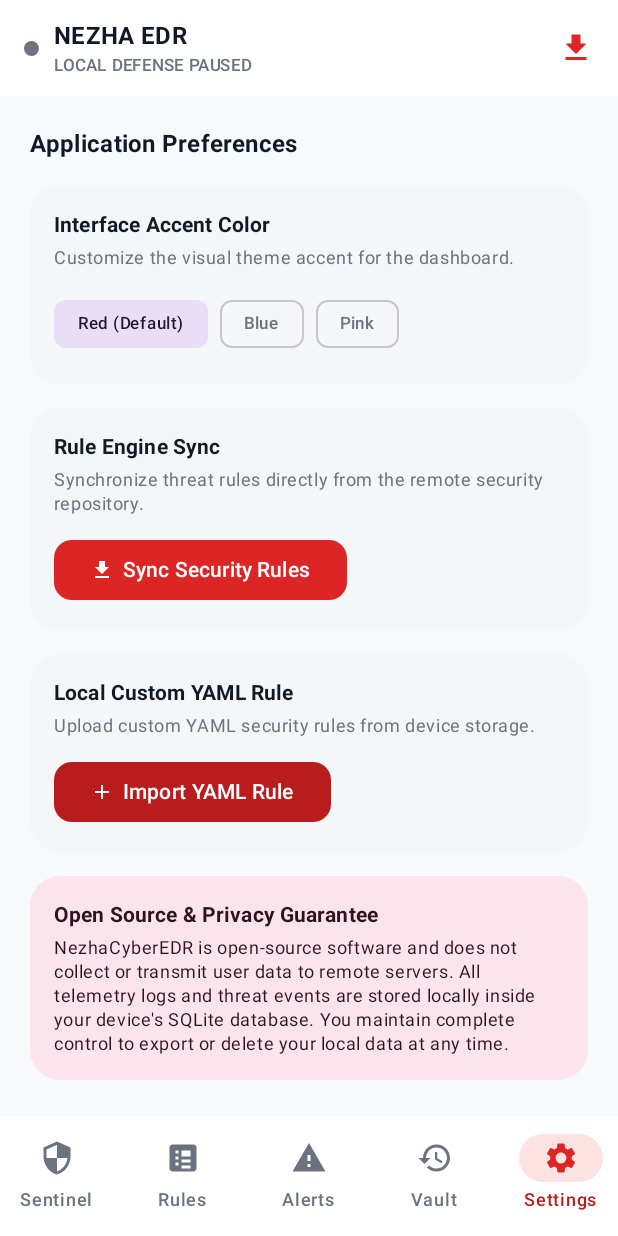
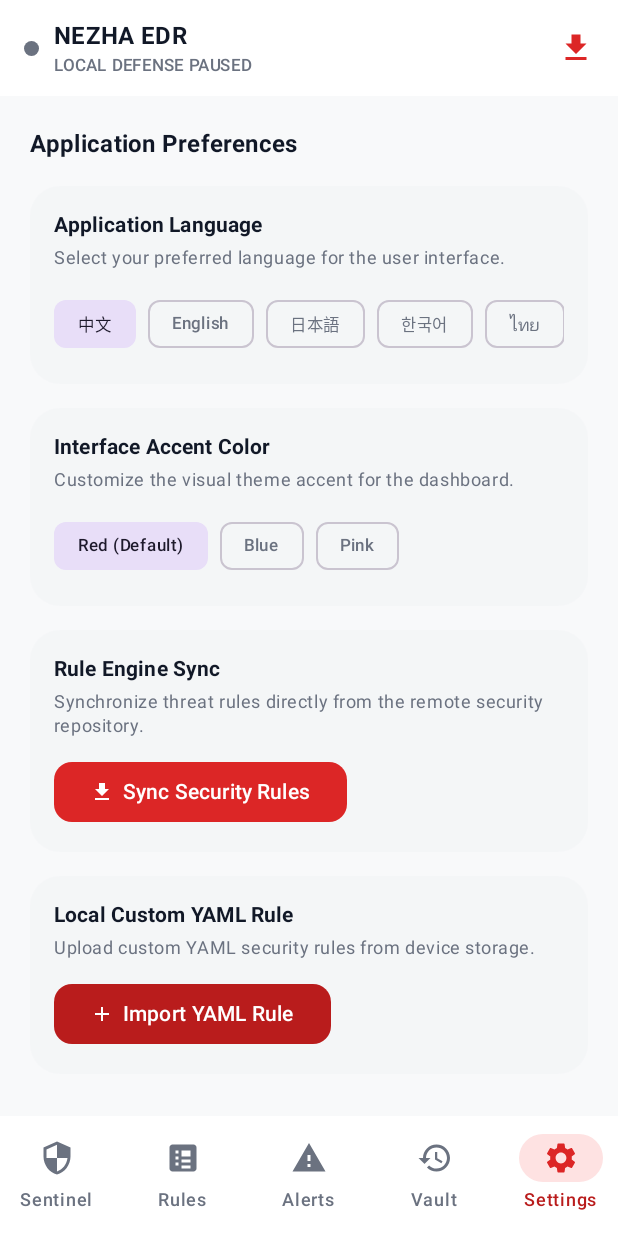
Before and after one commit to ctkqiang/NezhaEDRAndroid, an Android app built with Jetpack Compose: the screen it shows after launch (MainActivity), item 5 of the bottom bar chosen, on a phone screen of 412 x 824 dp. Run offline under Robolectric (Android 15) with nearby library versions, the phone set to English and light mode, and no system bars.

Commit message:
feat(settings): add in-app multi-language selector for Chinese, English, Japanese, Korean, and Thai

```diff
--- a/app/src/main/java/xin/ctkqiang/nezhaedr/ui/main/MainScreen.kt
+++ b/app/src/main/java/xin/ctkqiang/nezhaedr/ui/main/MainScreen.kt
@@ -209,6 +209,10 @@ fun MainScreen(
                 haptic.performHapticFeedback(HapticFeedbackType.TextHandleMove)
                 viewModel.setAppTheme(theme)
             },
+            onSelectLanguage = { langCode ->
+                haptic.performHapticFeedback(HapticFeedbackType.TextHandleMove)
+                viewModel.setAppLanguage(context, langCode)
+            },
             onClearData = {
                 haptic.performHapticFeedback(HapticFeedbackType.LongPress)
                 viewModel.clearLocalTelemetryData()
@@ -275,6 +279,7 @@ fun MainScreenContent(
     onSyncSelectedRules: () -> Unit = {},
     onImportRuleClick: () -> Unit = {},
     onSelectTheme: (AppThemeMode) -> Unit = {},
+    onSelectLanguage: (String) -> Unit = {},
     onClearData: () -> Unit = {},
     onExportYaml: () -> Unit = {},
     onExportCsv: () -> Unit = {},
@@ -447,6 +452,7 @@ fun MainScreenContent(
                     4 -> SettingsTabContent(
                         uiState = uiState,
                         onSelectTheme = onSelectTheme,
+                        onSelectLanguage = onSelectLanguage,
                         onOpenSyncPicker = onOpenSyncPicker,
                         onImportRuleClick = onImportRuleClick
                     )
@@ -666,6 +672,7 @@ fun SyncRulesPickerDialog(
 fun SettingsTabContent(
     uiState: MainUiState,
     onSelectTheme: (AppThemeMode) -> Unit,
+    onSelectLanguage: (String) -> Unit,
     onOpenSyncPicker: () -> Unit,
     onImportRuleClick: () -> Unit
 ) {
@@ -683,6 +690,48 @@ fun SettingsTabContent(
             style = MaterialTheme.typography.titleMedium,
             fontWeight = FontWeight.Bold
         )
+
+        // Language Selector Card
+        Card(
+            shape = RoundedCornerShape(20.dp),
+            colors = CardDefaults.cardColors(containerColor = MaterialTheme.colorScheme.surfaceVariant.copy(alpha = 0.5f)),
+            modifier = Modifier.fillMaxWidth()
+        ) {
+            Column(modifier = Modifier.padding(16.dp)) {
+                Text(
+                    text = stringResource(id = R.string.settings_language_title),
+                    style = MaterialTheme.typography.titleSmall,
+                    fontWeight = FontWeight.Bold
+                )
+                Spacer(modifier = Modifier.height(4.dp))
+                Text(
+                    text = stringResource(id = R.string.settings_language_desc),
+                    style = MaterialTheme.typography.bodySmall,
+                    color = MaterialTheme.colorScheme.onSurfaceVariant
+                )
+                Spacer(modifier = Modifier.height(12.dp))
+                LazyRow(horizontalArrangement = Arrangement.spacedBy(8.dp)) {
+                    items(
+                        listOf(
+                            "zh" to "中文",
+                            "en" to "English",
+                            "ja" to "日本語",
+                            "ko" to "한국어",
+                            "th" to "ไทย"
+                        )
+                    ) { (code, label) ->
+                        FilterChip(
+                            selected = uiState.appLanguageCode == code,
+                            onClick = {
+                                haptic.performHapticFeedback(HapticFeedbackType.TextHandleMove)
+                                onSelectLanguage(code)
+                            },
+                            label = { Text(label, style = MaterialTheme.typography.labelSmall) }
+                        )
+                    }
+                }
+            }
+        }
 
         // Theme Switcher Card
         Card(
--- a/app/src/main/java/xin/ctkqiang/nezhaedr/ui/main/MainUiState.kt
+++ b/app/src/main/java/xin/ctkqiang/nezhaedr/ui/main/MainUiState.kt
@@ -21,6 +21,7 @@ data class MainUiState(
     val availableRemoteCatalog: List<RemoteRuleCatalogItem> = emptyList(),
     val selectedRemoteFilesToSync: Set<String> = emptySet(),
     val appTheme: AppThemeMode = AppThemeMode.RED,
+    val appLanguageCode: String = "zh",
     val selectedTab: Int = 0,
     val isLoading: Boolean = false,
     val isSyncingRules: Boolean = false
--- a/app/src/main/java/xin/ctkqiang/nezhaedr/ui/main/MainViewModel.kt
+++ b/app/src/main/java/xin/ctkqiang/nezhaedr/ui/main/MainViewModel.kt
@@ -24,6 +24,7 @@ import xin.ctkqiang.nezhaedr.service.telemetry.NezhaVpnService
 import xin.ctkqiang.nezhaedr.service.telemetry.PackageTelemetryReceiver
 import xin.ctkqiang.nezhaedr.ui.theme.AppThemeMode
 import xin.ctkqiang.nezhaedr.util.EDRLogger
+import xin.ctkqiang.nezhaedr.util.LocaleHelper
 
 class MainViewModel(
     application: Application,
@@ -38,7 +39,8 @@ class MainViewModel(
     private val _uiState = MutableStateFlow(
         MainUiState(
             isLoading = true,
-            appTheme = loadSavedTheme()
+            appTheme = loadSavedTheme(),
+            appLanguageCode = loadSavedLanguage()
         )
     )
     val uiState: StateFlow<MainUiState> = _uiState.asStateFlow()
@@ -65,6 +67,16 @@ class MainViewModel(
         } catch (e: Exception) {
             AppThemeMode.RED
         }
+    }
+
+    fun setAppLanguage(context: Context, languageCode: String) {
+        EDRLogger.i(TAG, "setAppLanguage: Changing app language code to $languageCode")
+        LocaleHelper.applyLanguage(context, languageCode)
+        _uiState.update { it.copy(appLanguageCode = languageCode) }
+    }
+
+    private fun loadSavedLanguage(): String {
+        return LocaleHelper.getSavedLanguage(getApplication())
     }
 
     fun selectTab(tabIndex: Int) {
--- /dev/null
+++ b/app/src/main/java/xin/ctkqiang/nezhaedr/util/LocaleHelper.kt
@@ -0,0 +1,36 @@
+package xin.ctkqiang.nezhaedr.util
+
+import android.content.Context
+import android.content.res.Configuration
+import java.util.Locale
+
+object LocaleHelper {
+
+    private const val PREFS_NAME = "nezha_edr_prefs"
+    private const val KEY_LANGUAGE = "app_language_code"
+
+    fun getSavedLanguage(context: Context): String {
+        val prefs = context.getSharedPreferences(PREFS_NAME, Context.MODE_PRIVATE)
+        return prefs.getString(KEY_LANGUAGE, "zh") ?: "zh"
+    }
+
+    fun applyLanguage(context: Context, languageCode: String): Context {
+        val prefs = context.getSharedPreferences(PREFS_NAME, Context.MODE_PRIVATE)
+        prefs.edit().putString(KEY_LANGUAGE, languageCode).apply()
+
+        val locale = when (languageCode) {
+            "zh" -> Locale.SIMPLIFIED_CHINESE
+            "en" -> Locale.ENGLISH
+            "ja" -> Locale.JAPANESE
+            "ko" -> Locale.KOREAN
+            "th" -> Locale.Builder().setLanguage("th").build()
+            else -> Locale.SIMPLIFIED_CHINESE
+        }
+
+        Locale.setDefault(locale)
+        val config = Configuration(context.resources.configuration)
+        config.setLocale(locale)
+        EDRLogger.i("LocaleHelper", "Applied application locale: $languageCode")
+        return context.createConfigurationContext(config)
+    }
+}
--- a/app/src/main/res/values/strings.xml
+++ b/app/src/main/res/values/strings.xml
@@ -65,6 +65,8 @@
     <string name="settings_gitops_desc">Synchronize threat rules directly from the remote security repository.</string>
     <string name="settings_custom_rule_title">Local Custom YAML Rule</string>
     <string name="settings_custom_rule_desc">Upload custom YAML security rules from device storage.</string>
+    <string name="settings_language_title">Application Language</string>
+    <string name="settings_language_desc">Select your preferred language for the user interface.</string>
 
     <!-- Sync Ruleset Selection Dialog -->
     <string name="sync_dialog_title">Select Security Rulesets to Sync</string>
```
Also changed, not shown: 5 other files.
